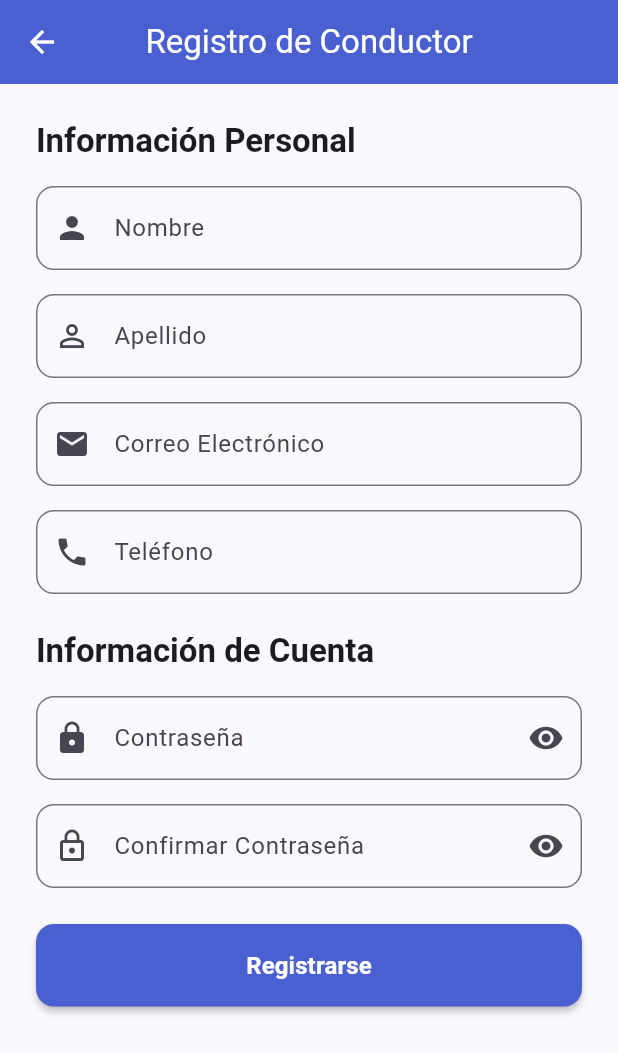
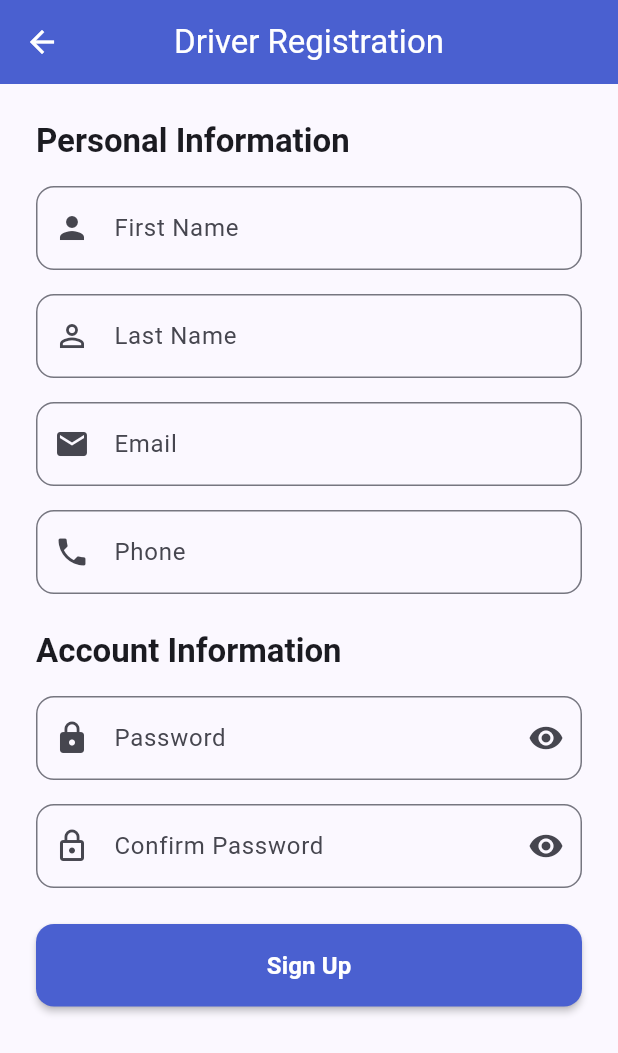
Before and after one commit to metasoft-iot/safecar-mobile-app, a Flutter app: the SignUpScreen screen opened by its route, on a phone screen of 412 x 824 dp. Shown: the top 1053 px of the screen. Run offline on Flutter 3.47's test engine with Material 3 defaults, Android fonts, the phone set to English and light mode, and no system bars; our stand-ins replace equatable, flutter_bloc, shared_preferences; accounts and stored records are empty; network calls fail.

Commit message:
refactor: update error messages and ui text to english for consistency across the application.

```diff
--- a/lib/appointments/application/appointments_bloc.dart
+++ b/lib/appointments/application/appointments_bloc.dart
@@ -51,7 +51,7 @@ class AppointmentsStore extends Bloc<AppointmentsEvent, AppointmentsState> {
       }
     } catch (e) {
       print('[AppointmentsStore] Error loading appointments: $e');
-      emit(AppointmentsError(message: 'Error al cargar citas: $e'));
+      emit(AppointmentsError(message: 'Error loading appointments: $e'));
     }
   }
 
@@ -83,7 +83,7 @@ class AppointmentsStore extends Bloc<AppointmentsEvent, AppointmentsState> {
       emit(AppointmentsLoaded(appointments: _appointments));
     } catch (e) {
       print('[AppointmentsStore] Error creating appointment: $e');
-      emit(AppointmentsError(message: 'Error al crear cita: $e'));
+      emit(AppointmentsError(message: 'Error creating appointment: $e'));
     }
   }
 }
--- a/lib/appointments/presentation/screens/new_appointment_screen.dart
+++ b/lib/appointments/presentation/screens/new_appointment_screen.dart
@@ -373,7 +373,7 @@ class _NewAppointmentScreenState extends State<NewAppointmentScreen> {
                                     crossAxisAlignment: CrossAxisAlignment.start,
                                     children: [
                                       const Text(
-                                        'Taller Seleccionado',
+                                        'Selected Workshop',
                                         style: TextStyle(
                                           fontSize: 12,
                                           color: Color(0xFF5C4FDB),
@@ -413,7 +413,7 @@ class _NewAppointmentScreenState extends State<NewAppointmentScreen> {
                             controller: _dateController,
                             readOnly: true,
                             decoration: InputDecoration(
-                              hintText: 'dd/mm/aaaa',
+                              hintText: 'dd/mm/yyyy',
                               suffixIcon: const Icon(Icons.calendar_today),
                               border: OutlineInputBorder(
                                 borderRadius: BorderRadius.circular(12),
--- a/lib/auth/application/auth_bloc.dart
+++ b/lib/auth/application/auth_bloc.dart
@@ -87,7 +87,7 @@ class AuthStore extends Bloc<AuthEvent, AuthState> {
       emit(AuthAuthenticated(user: user));
     } catch (e) {
       print('[AuthStore] Error signing in: $e');
-      emit(AuthError(message: 'Usuario o contraseña incorrectos'));
+      emit(AuthError(message: 'Incorrect email or password'));
     }
   }
 
@@ -152,7 +152,7 @@ class AuthStore extends Bloc<AuthEvent, AuthState> {
       ));
     } catch (e) {
       print('[AuthStore] Error signing up: $e');
-      emit(AuthError(message: 'Error al registrarse: ${e.toString()}'));
+      emit(AuthError(message: 'Error signing up: ${e.toString()}'));
     }
   }
 
--- a/lib/auth/presentation/screens/sign_in_screen.dart
+++ b/lib/auth/presentation/screens/sign_in_screen.dart
@@ -77,7 +77,7 @@ class _SignInScreenState extends State<SignInScreen> {
                     ),
                     const SizedBox(height: 8),
                     Text(
-                      'Portal del Conductor',
+                      'Driver Portal',
                       style: Theme.of(context).textTheme.titleMedium?.copyWith(
                             color: Colors.grey[600],
                           ),
@@ -90,7 +90,7 @@ class _SignInScreenState extends State<SignInScreen> {
                       controller: _usernameController,
                       keyboardType: TextInputType.emailAddress,
                       decoration: InputDecoration(
-                        labelText: 'Correo Electrónico',
+                        labelText: 'Email',
                         prefixIcon: const Icon(Icons.email),
                         border: OutlineInputBorder(
                           borderRadius: BorderRadius.circular(12),
@@ -98,10 +98,10 @@ class _SignInScreenState extends State<SignInScreen> {
                       ),
                       validator: (value) {
                         if (value == null || value.isEmpty) {
-                          return 'Por favor ingrese su correo';
+                          return 'Please enter your email';
                         }
                         if (!value.contains('@')) {
-                          return 'Por favor ingrese un correo válido';
+                          return 'Please enter a valid email';
                         }
                         return null;
                       },
@@ -113,7 +113,7 @@ class _SignInScreenState extends State<SignInScreen> {
                       controller: _passwordController,
                       obscureText: _obscurePassword,
                       decoration: InputDecoration(
-                        labelText: 'Contraseña',
+                        labelText: 'Password',
                         prefixIcon: const Icon(Icons.lock),
                         suffixIcon: IconButton(
                           icon: Icon(
@@ -133,7 +133,7 @@ class _SignInScreenState extends State<SignInScreen> {
                       ),
                       validator: (value) {
                         if (value == null || value.isEmpty) {
-                          return 'Por favor ingrese su contraseña';
+                          return 'Please enter your password';
                         }
                         return null;
                       },
@@ -163,7 +163,7 @@ class _SignInScreenState extends State<SignInScreen> {
                                   ),
                                 )
                               : const Text(
-                                  'Iniciar Sesión',
+                                  'Sign In',
                                   style: TextStyle(
                                       fontSize: 16, fontWeight: FontWeight.bold),
                                 ),
@@ -177,7 +177,7 @@ class _SignInScreenState extends State<SignInScreen> {
                       onPressed: () {
                         Navigator.of(context).pushNamed('/sign-up');
                       },
-                      child: const Text('¿No tienes cuenta? Regístrate'),
+                      child: const Text("Don't have an account? Sign up"),
                     ),
                   ],
                 ),
--- a/lib/auth/presentation/screens/sign_up_screen.dart
+++ b/lib/auth/presentation/screens/sign_up_screen.dart
@@ -39,7 +39,7 @@ class _SignUpScreenState extends State<SignUpScreen> {
       if (_passwordController.text != _confirmPasswordController.text) {
         ScaffoldMessenger.of(context).showSnackBar(
           const SnackBar(
-            content: Text('Las contraseñas no coinciden'),
+            content: Text('Passwords do not match'),
             backgroundColor: Colors.red,
           ),
         );
@@ -60,7 +60,7 @@ class _SignUpScreenState extends State<SignUpScreen> {
   Widget build(BuildContext context) {
     return Scaffold(
       appBar: AppBar(
-        title: const Text('Registro de Conductor'),
+        title: const Text('Driver Registration'),
       ),
       body: SafeArea(
         child: BlocListener<AuthStore, AuthState>(
@@ -85,7 +85,7 @@ class _SignUpScreenState extends State<SignUpScreen> {
                 children: [
                   // Personal Information Section
                   Text(
-                    'Información Personal',
+                    'Personal Information',
                     style: Theme.of(context).textTheme.titleLarge?.copyWith(
                           fontWeight: FontWeight.bold,
                         ),
@@ -95,7 +95,7 @@ class _SignUpScreenState extends State<SignUpScreen> {
                   TextFormField(
                     controller: _firstNameController,
                     decoration: InputDecoration(
-                      labelText: 'Nombre',
+                      labelText: 'First Name',
                       prefixIcon: const Icon(Icons.person),
                       border: OutlineInputBorder(
                         borderRadius: BorderRadius.circular(12),
@@ -103,7 +103,7 @@ class _SignUpScreenState extends State<SignUpScreen> {
                     ),
                     validator: (value) {
                       if (value == null || value.isEmpty) {
-                        return 'Por favor ingrese su nombre';
+                        return 'Please enter your first name';
                       }
                       return null;
                     },
@@ -113,7 +113,7 @@ class _SignUpScreenState extends State<SignUpScreen> {
                   TextFormField(
                     controller: _lastNameController,
                     decoration: InputDecoration(
-                      labelText: 'Apellido',
+                      labelText: 'Last Name',
                       prefixIcon: const Icon(Icons.person_outline),
                       border: OutlineInputBorder(
                         borderRadius: BorderRadius.circular(12),
@@ -121,7 +121,7 @@ class _SignUpScreenState extends State<SignUpScreen> {
                     ),
                     validator: (value) {
                       if (value == null || value.isEmpty) {
-                        return 'Por favor ingrese su apellido';
+                        return 'Please enter your last name';
                       }
                       return null;
                     },
@@ -132,7 +132,7 @@ class _SignUpScreenState extends State<SignUpScreen> {
                     controller: _emailController,
                     keyboardType: TextInputType.emailAddress,
                     decoration: InputDecoration(
-                      labelText: 'Correo Electrónico',
+                      labelText: 'Email',
                       prefixIcon: const Icon(Icons.email),
                       border: OutlineInputBorder(
                         borderRadius: BorderRadius.circular(12),
@@ -140,10 +140,10 @@ class _SignUpScreenState extends State<SignUpScreen> {
                     ),
                     validator: (value) {
                       if (value == null || value.isEmpty) {
-                        return 'Por favor ingrese su correo';
+                        return 'Please enter your email';
                       }
                       if (!value.contains('@')) {
-                        return 'Por favor ingrese un correo válido';
+                        return 'Please enter a valid email';
                       }
                       return null;
                     },
@@ -154,7 +154,7 @@ class _SignUpScreenState extends State<SignUpScreen> {
                     controller: _phoneController,
                     keyboardType: TextInputType.phone,
                     decoration: InputDecoration(
-                      labelText: 'Teléfono',
+                      labelText: 'Phone',
                       prefixIcon: const Icon(Icons.phone),
                       border: OutlineInputBorder(
                         borderRadius: BorderRadius.circular(12),
@@ -162,7 +162,7 @@ class _SignUpScreenState extends State<SignUpScreen> {
                     ),
                     validator: (value) {
                       if (value == null || value.isEmpty) {
-                        return 'Por favor ingrese su teléfono';
+                        return 'Please enter your phone number';
                       }
                       return null;
                     },
@@ -171,7 +171,7 @@ class _SignUpScreenState extends State<SignUpScreen> {
 
                   // Account Information Section
                   Text(
-                    'Información de Cuenta',
+                    'Account Information',
                     style: Theme.of(context).textTheme.titleLarge?.copyWith(
                           fontWeight: FontWeight.bold,
                         ),
@@ -182,7 +182,7 @@ class _SignUpScreenState extends State<SignUpScreen> {
                     controller: _passwordController,
                     obscureText: _obscurePassword,
                     decoration: InputDecoration(
-                      labelText: 'Contraseña',
+                      labelText: 'Password',
                       prefixIcon: const Icon(Icons.lock),
                       suffixIcon: IconButton(
                         icon: Icon(
@@ -202,10 +202,10 @@ class _SignUpScreenState extends State<SignUpScreen> {
                     ),
                     validator: (value) {
                       if (value == null || value.isEmpty) {
-                        return 'Por favor ingrese una contraseña';
+                        return 'Please enter a password';
                       }
                       if (value.length < 6) {
-                        return 'La contraseña debe tener al menos 6 caracteres';
+                        return 'Password must be at least 6 characters';
                       }
                       return null;
                     },
@@ -216,7 +216,7 @@ class _SignUpScreenState extends State<SignUpScreen> {
                     controller: _confirmPasswordController,
                     obscureText: _obscureConfirmPassword,
                     decoration: InputDecoration(
-                      labelText: 'Confirmar Contraseña',
+                      labelText: 'Confirm Password',
                       prefixIcon: const Icon(Icons.lock_outline),
                       suffixIcon: IconButton(
                         icon: Icon(
@@ -236,7 +236,7 @@ class _SignUpScreenState extends State<SignUpScreen> {
                     ),
                     validator: (value) {
                       if (value == null || value.isEmpty) {
-                        return 'Por favor confirme su contraseña';
+                        return 'Please confirm your password';
                       }
                       return null;
                     },
@@ -266,7 +266,7 @@ class _SignUpScreenState extends State<SignUpScreen> {
                                 ),
                               )
                             : const Text(
-                                'Registrarse',
+                                'Sign Up',
                                 style: TextStyle(
                                     fontSize: 16, fontWeight: FontWeight.bold),
                               ),
--- a/lib/core/constants/api_constants.dart
+++ b/lib/core/constants/api_constants.dart
@@ -1,7 +1,7 @@
 /// API configuration constants for SafeCar mobile app
 class ApiConstants {
   // Base URL - change this to match your backend deployment
-  static const String baseUrl = 'https://safecar.joyeria-sharvel.com/api/v1';
+  static const String baseUrl = 'https://safecar-backend-production-fe3b.up.railway.app/api/v1';
 
   // Authentication endpoints
   static const String authSignIn = '/authentication/sign-in';
@@ -14,8 +14,8 @@ class ApiConstants {
 
   // Drivers endpoints
   static String driverById(int driverId) => '/drivers/$driverId';
-  static String driverVehicles(int driverId) => '/drivers/$driverId/vehicles';
-  static String driverByProfileId(int profileId) => '/profiles/$profileId/driver';
+  static String driverVehicles(int driverId) => '/vehicles?driver=$driverId';
+  static String driverByProfileId(int profileId) => '/drivers?profile=$profileId';
 
   // Workshop endpoints
   static const String workshops = '/workshops';
@@ -25,7 +25,7 @@ class ApiConstants {
   static String appointmentsByDriver(int workshopId, int driverId) =>
     '/workshops/$workshopId/appointments?driverId=$driverId';
   static String appointmentById(int workshopId, int appointmentId) =>
-    '/workshops/$workshopId/appointments/$appointmentId';
+    '/workshops/$workshopId?appointment=$appointmentId';
 
   // Mechanic endpoints
   static String mechanicById(int mechanicId) => '/mechanics/$mechanicId';
--- a/lib/core/presentation/screens/home_screen.dart
+++ b/lib/core/presentation/screens/home_screen.dart
@@ -78,7 +78,7 @@ class _HomeScreenState extends State<HomeScreen> {
           BottomNavigationBarItem(
             icon: Icon(Icons.calendar_today_outlined),
             activeIcon: Icon(Icons.calendar_today),
-            label: 'Appointment',
+            label: 'Appointments',
           ),
         ],
       ),
@@ -92,7 +92,7 @@ class _HomeScreenState extends State<HomeScreen> {
       case 2:
         return 'Vehicle Status';
       case 3:
-        return 'Appointment Report';
+        return 'Appointments';
       default:
         return 'SafeCar';
     }
--- a/lib/vehicles/application/vehicles_bloc.dart
+++ b/lib/vehicles/application/vehicles_bloc.dart
@@ -55,7 +55,7 @@ class VehiclesStore extends Bloc<VehiclesEvent, VehiclesState> {
 
       if (driverId == null) {
         print('[VehiclesStore] No driver ID found');
-        emit(const VehiclesError(message: 'No se encontró el ID del conductor'));
+        emit(const VehiclesError(message: 'Driver ID not found'));
         return;
       }
 
@@ -66,7 +66,7 @@ class VehiclesStore extends Bloc<VehiclesEvent, VehiclesState> {
       emit(VehiclesLoaded(vehicles: _vehicles));
     } catch (e) {
       print('[VehiclesStore] Error loading vehicles: $e');
-      emit(VehiclesError(message: 'Error al cargar vehículos: $e'));
+      emit(VehiclesError(message: 'Error loading vehicles: $e'));
     }
   }
 
@@ -83,7 +83,7 @@ class VehiclesStore extends Bloc<VehiclesEvent, VehiclesState> {
       if (driverId == null) {
         print('[VehiclesStore] Cannot create vehicle: No driver ID');
         emit(VehiclesError(
-          message: 'No se puede crear el vehículo: No se encontró el ID del conductor',
+          message: 'Cannot create vehicle: Driver ID not found',
           vehicles: _vehicles,
         ));
         return;
@@ -111,7 +111,7 @@ class VehiclesStore extends Bloc<VehiclesEvent, VehiclesState> {
     } catch (e) {
       print('[VehiclesStore] Error creating vehicle: $e');
       emit(VehiclesError(
-        message: 'Error al crear vehículo: $e',
+        message: 'Error creating vehicle: $e',
         vehicles: _vehicles,
       ));
     }
@@ -144,7 +144,7 @@ class VehiclesStore extends Bloc<VehiclesEvent, VehiclesState> {
     } catch (e) {
       print('[VehiclesStore] Error loading insights: $e');
       emit(VehiclesError(
-        message: 'Error al cargar insights: $e',
+        message: 'Error loading insights: $e',
         vehicles: _vehicles,
       ));
     }
@@ -164,7 +164,7 @@ class VehiclesStore extends Bloc<VehiclesEvent, VehiclesState> {
       if (telemetryId == null) {
         print('[VehiclesStore] No telemetry found for vehicle ${event.vehicleId}');
         emit(VehiclesError(
-          message: 'No se encontraron datos de telemetría para este vehículo',
+          message: 'No telemetry data found for this vehicle',
           vehicles: _vehicles,
         ));
         return;
@@ -187,7 +187,7 @@ class VehiclesStore extends Bloc<VehiclesEvent, VehiclesState> {
     } catch (e) {
       print('[VehiclesStore] Error generating insights: $e');
       emit(VehiclesError(
-        message: 'Error al generar insights: $e',
+        message: 'Error generating insights: $e',
         vehicles: _vehicles,
       ));
     }
@@ -225,7 +225,7 @@ class VehiclesStore extends Bloc<VehiclesEvent, VehiclesState> {
     } catch (e) {
       print('[VehiclesStore] Error loading telemetry: $e');
       emit(VehiclesError(
-        message: 'Error al cargar telemetría: $e',
+        message: 'Error loading telemetry: $e',
         vehicles: _vehicles,
       ));
     }
--- a/lib/vehicles/presentation/screens/add_vehicle_screen.dart
+++ b/lib/vehicles/presentation/screens/add_vehicle_screen.dart
@@ -353,7 +353,7 @@ class _AddVehicleScreenState extends State<AddVehicleScreen> {
                                     ),
                                     const SizedBox(height: 8),
                                     DropdownButtonFormField<String>(
-                                      value: _selectedColor,
+                                      initialValue: _selectedColor,
                                       decoration: InputDecoration(
                                         border: OutlineInputBorder(
                                           borderRadius: BorderRadius.circular(12),
--- a/lib/vehicles/presentation/screens/vehicle_status_screen.dart
+++ b/lib/vehicles/presentation/screens/vehicle_status_screen.dart
@@ -224,13 +224,13 @@ class _VehicleStatusScreenState extends State<VehicleStatusScreen> {
       Navigator.of(context).pop(); // Close loading dialog
 
       // Check if error is about missing telemetry
-      String errorMessage = 'Error al generar insights';
+      String errorMessage = 'Error generating insights';
       if (e.toString().contains('No telemetry') ||
           e.toString().contains('No se encontraron datos de telemetría') ||
           e.toString().contains('404')) {
-        errorMessage = 'No hay datos de telemetría disponibles para este vehículo. Por favor, agregue datos de telemetría primero.';
+        errorMessage = 'No telemetry data available for this vehicle. Please add telemetry data first.';
       } else {
-        errorMessage = 'Error al generar insights: ${e.toString()}';
+        errorMessage = 'Error generating insights: ${e.toString()}';
       }
 
       ScaffoldMessenger.of(context).showSnackBar(
--- a/lib/workshops/application/workshops_bloc.dart
+++ b/lib/workshops/application/workshops_bloc.dart
@@ -40,7 +40,7 @@ class WorkshopsStore extends Bloc<WorkshopsEvent, WorkshopsState> {
       emit(WorkshopsLoaded(workshops: _workshops));
     } catch (e) {
       print('[WorkshopsStore] Error loading workshops: $e');
-      emit(WorkshopsError(message: 'Error al cargar talleres: $e'));
+      emit(WorkshopsError(message: 'Error loading workshops: $e'));
     }
   }
 
@@ -58,7 +58,7 @@ class WorkshopsStore extends Bloc<WorkshopsEvent, WorkshopsState> {
       emit(WorkshopDetailLoaded(workshop: workshop, allWorkshops: _workshops));
     } catch (e) {
       print('[WorkshopsStore] Error loading workshop: $e');
-      emit(WorkshopsError(message: 'Error al cargar taller: $e'));
+      emit(WorkshopsError(message: 'Error loading workshop: $e'));
     }
   }
 }
--- a/lib/workshops/presentation/screens/workshop_info_screen.dart
+++ b/lib/workshops/presentation/screens/workshop_info_screen.dart
@@ -14,7 +14,7 @@ class WorkshopInfoScreen extends StatelessWidget {
           Icon(Icons.build_circle, size: 64, color: Colors.grey[400]),
           const SizedBox(height: 16),
           Text(
-            'Mi Taller',
+            'My Workshop',
             style: TextStyle(
                 fontSize: 24,
                 fontWeight: FontWeight.bold,
@@ -24,7 +24,7 @@ class WorkshopInfoScreen extends StatelessWidget {
           Padding(
             padding: const EdgeInsets.symmetric(horizontal: 32),
             child: Text(
-              'Información del taller al que estás vinculado',
+              'Information about the workshop you are linked to',
               style: TextStyle(color: Colors.grey[500]),
               textAlign: TextAlign.center,
             ),
```
Also changed, not shown: lib/appointments/presentation/screens/appointments_screen.dart (+12 -12 lines), lib/appointments/presentation/screens/select_workshop_screen.dart (+9 -9 lines), lib/vehicles/infrastructure/api/insights_api.dart (+4 -4 lines).
